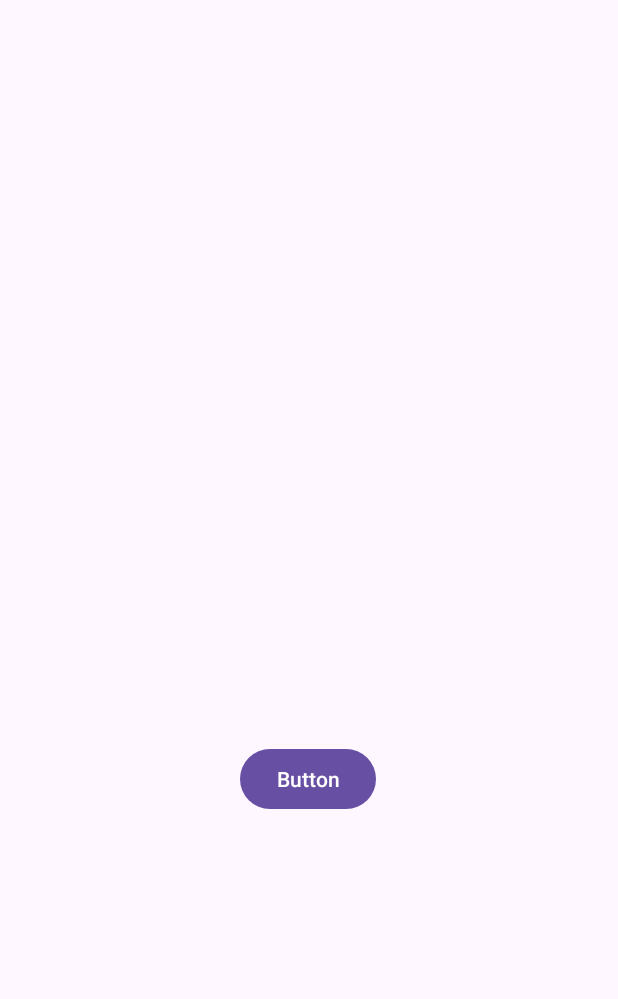
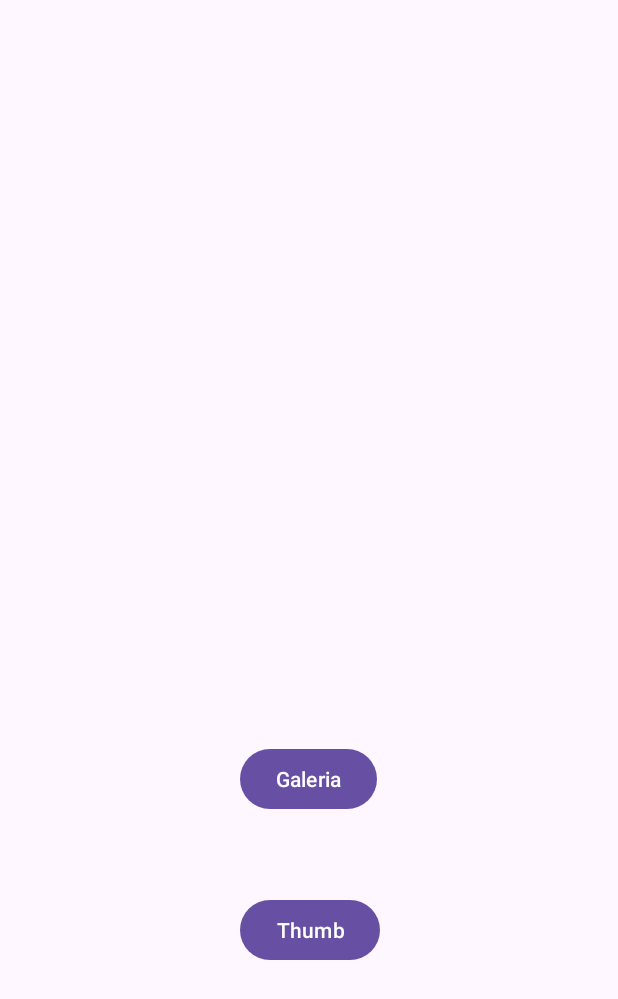
Before and after one commit to Alvarjur/android_galeria, an Android app: the screen it shows after launch (MainActivity), on a phone screen of 412 x 824 dp. Shown: the top 999 px of the screen. Run offline under Robolectric (Android 15) with nearby library versions, the phone set to English and light mode, and no system bars.

Commit message:
thumb done ig

```diff
--- a/app/src/main/java/com/example/android_galeria/MainActivity.kt
+++ b/app/src/main/java/com/example/android_galeria/MainActivity.kt
@@ -5,8 +5,10 @@ import android.os.Bundle
 import android.widget.Button
 import android.widget.ImageView
 import androidx.activity.enableEdgeToEdge
+import androidx.activity.result.contract.ActivityResultContracts
 import androidx.activity.result.contract.ActivityResultContracts.GetContent
 import androidx.appcompat.app.AppCompatActivity
+import android.graphics.Bitmap
 import androidx.core.view.ViewCompat
 import androidx.core.view.WindowInsetsCompat
 
@@ -18,6 +20,11 @@ class MainActivity : AppCompatActivity() {
             imageView.setImageURI(uri)
         }
     }
+    private val takeThumb = registerForActivityResult(
+        ActivityResultContracts.TakePicturePreview()) { bitmap: Bitmap? ->
+        imageView = findViewById(R.id.imageView)
+        imageView.setImageBitmap(bitmap)
+    }
 
     override fun onCreate(savedInstanceState: Bundle?) {
         super.onCreate(savedInstanceState)
@@ -25,9 +32,13 @@ class MainActivity : AppCompatActivity() {
         setContentView(R.layout.activity_main)
 
         val selectButton = findViewById<Button>(R.id.button)
+        val thumbButton = findViewById<Button>(R.id.thumbButton)
 
         selectButton.setOnClickListener {
             getContent.launch("image/*")
         }
+        thumbButton.setOnClickListener {
+            takeThumb.launch(null)
+        }
     }
 }
--- a/app/src/main/res/layout/activity_main.xml
+++ b/app/src/main/res/layout/activity_main.xml
@@ -29,9 +29,22 @@
         android:layout_marginTop="87dp"
         android:layout_marginEnd="161dp"
         android:layout_marginBottom="258dp"
-        android:text="Button"
+        android:text="Galeria"
         app:layout_constraintBottom_toBottomOf="parent"
         app:layout_constraintEnd_toEndOf="parent"
         app:layout_constraintStart_toStartOf="parent"
         app:layout_constraintTop_toBottomOf="@+id/imageView" />
+
+    <Button
+        android:id="@+id/thumbButton"
+        android:layout_width="wrap_content"
+        android:layout_height="wrap_content"
+        android:layout_marginStart="160dp"
+        android:layout_marginEnd="161dp"
+        android:layout_marginBottom="180dp"
+        android:text="Thumb"
+        app:layout_constraintBottom_toBottomOf="parent"
+        app:layout_constraintEnd_toEndOf="parent"
+        app:layout_constraintHorizontal_bias="0.0"
+        app:layout_constraintStart_toStartOf="parent" />
 </androidx.constraintlayout.widget.ConstraintLayout>
```
